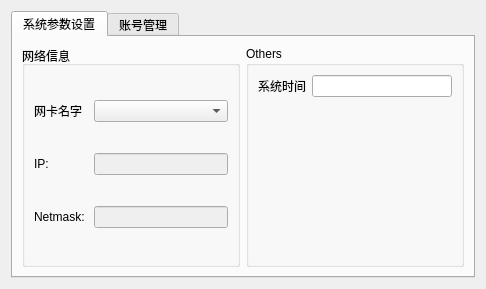
Qt form ui/systemmanagementwidget.ui (niuyuxin/monitorServer) before a commit.
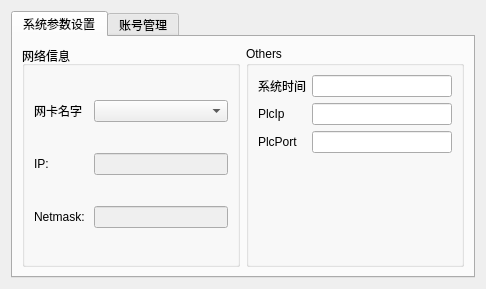
The same form after that commit.

What changed in the file:
```diff
--- a/ui/systemmanagementwidget.ui
+++ b/ui/systemmanagementwidget.ui
@@ -87,6 +87,26 @@
           <item row="0" column="1">
            <widget class="QLineEdit" name="timeLineEdit"/>
           </item>
+          <item row="1" column="0">
+           <widget class="QLabel" name="label_4">
+            <property name="text">
+             <string>PlcIp</string>
+            </property>
+           </widget>
+          </item>
+          <item row="1" column="1">
+           <widget class="QLineEdit" name="plcIpLineEdit"/>
+          </item>
+          <item row="2" column="0">
+           <widget class="QLabel" name="label_7">
+            <property name="text">
+             <string>PlcPort</string>
+            </property>
+           </widget>
+          </item>
+          <item row="2" column="1">
+           <widget class="QLineEdit" name="plcPortLineEdit"/>
+          </item>
          </layout>
         </widget>
        </item>
```
